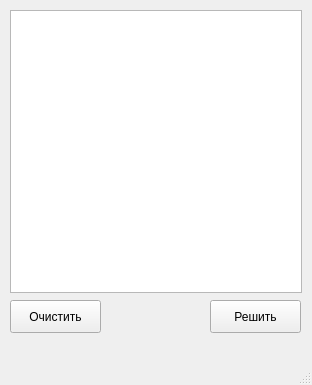
kartsevaleria/SudokuSolver, file mainwindow.ui: the form before one commit.
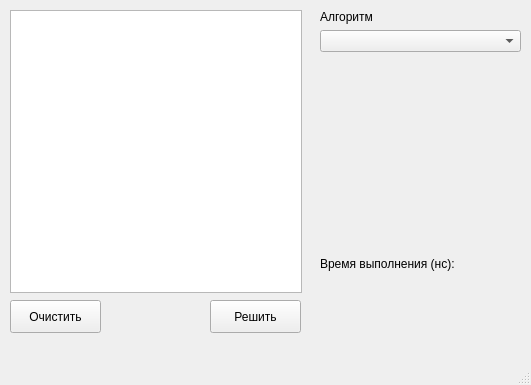
The form after the commit.

```diff
--- a/mainwindow.ui
+++ b/mainwindow.ui
@@ -6,7 +6,7 @@
    <rect>
     <x>0</x>
     <y>0</y>
-    <width>312</width>
+    <width>531</width>
     <height>385</height>
    </rect>
   </property>
@@ -56,6 +56,55 @@
      <string>Решить</string>
     </property>
    </widget>
+   <widget class="QWidget" name="verticalLayoutWidget">
+    <property name="geometry">
+     <rect>
+      <x>320</x>
+      <y>10</y>
+      <width>201</width>
+      <height>281</height>
+     </rect>
+    </property>
+    <layout class="QVBoxLayout" name="verticalLayout">
+     <item>
+      <widget class="QLabel" name="label">
+       <property name="text">
+        <string>Алгоритм</string>
+       </property>
+      </widget>
+     </item>
+     <item>
+      <widget class="QComboBox" name="cb_algorithm"/>
+     </item>
+     <item>
+      <spacer name="verticalSpacer">
+       <property name="orientation">
+        <enum>Qt::Vertical</enum>
+       </property>
+       <property name="sizeHint" stdset="0">
+        <size>
+         <width>20</width>
+         <height>40</height>
+        </size>
+       </property>
+      </spacer>
+     </item>
+     <item>
+      <widget class="QLabel" name="label_2">
+       <property name="text">
+        <string>Время выполнения (нс):</string>
+       </property>
+      </widget>
+     </item>
+     <item>
+      <widget class="QLabel" name="calcTime">
+       <property name="text">
+        <string/>
+       </property>
+      </widget>
+     </item>
+    </layout>
+   </widget>
   </widget>
   <widget class="QMenuBar" name="menubar">
    <property name="geometry">
```
Left out of the diff: 2 changed lines with no effect on the pictures.
